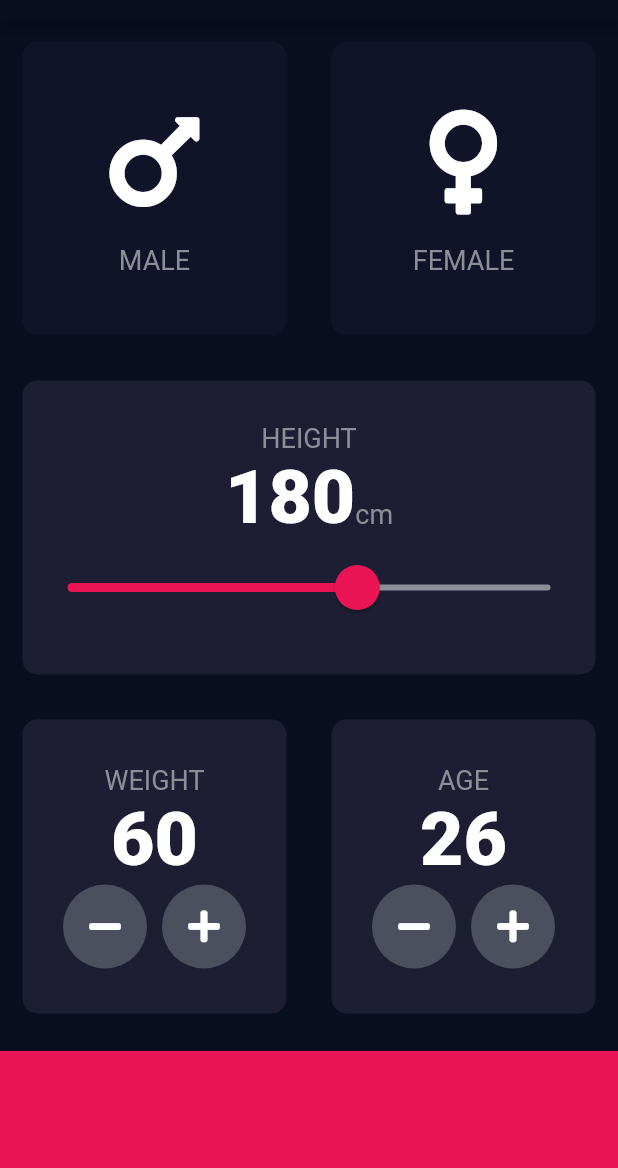
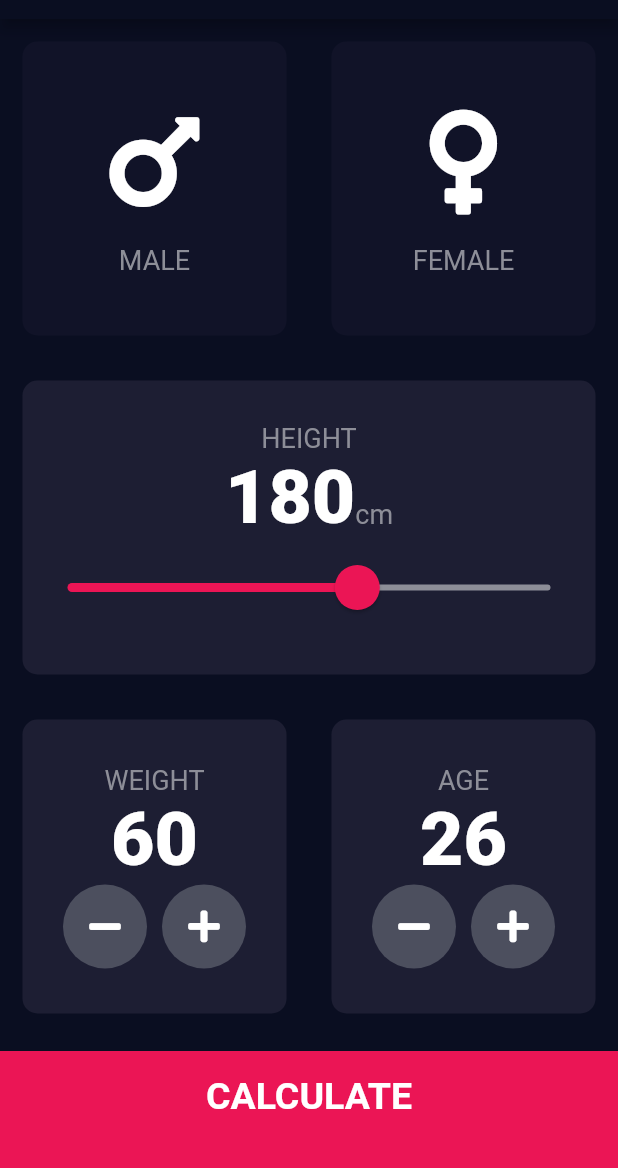
Before and after one commit to henrylong719/flutter_projects, a Flutter app: the screen it shows after launch, on a phone screen of 412 x 824 dp, the part 65-1233 px from its top. Run offline on Flutter 3.47's test engine with Material 2 defaults, Android fonts, the phone set to English and light mode, and no system bars; our stand-ins replace audioplayers, font_awesome_flutter, rflutter_alert.

Commit message:
Finish bmi calculator project

```diff
--- /dev/null
+++ b/bmi-calculator-flutter/lib/components/bottom_button.dart
@@ -0,0 +1,28 @@
+import 'package:flutter/material.dart';
+import '../constants.dart';
+
+class BottomButton extends StatelessWidget {
+  BottomButton({@required this.onTap, @required this.buttonTitle});
+
+  final Function onTap;
+  final String buttonTitle;
+  @override
+  Widget build(BuildContext context) {
+    return GestureDetector(
+      onTap: onTap,
+      child: Container(
+        child: Center(
+          child: Text(
+            buttonTitle,
+            style: kLargeButtonTextStyle,
+          ),
+        ),
+        padding: EdgeInsets.only(bottom: 20.0),
+        color: kBottomContainerColour,
+        margin: EdgeInsets.only(top: 10.0),
+        width: double.infinity,
+        height: kBottomContainerHeight,
+      ),
+    );
+  }
+}
--- a/bmi-calculator-flutter/lib/ion_content.dart
+++ b/bmi-calculator-flutter/lib/components/ion_content.dart
@@ -1,5 +1,5 @@
 import 'package:flutter/material.dart';
-import 'constants.dart';
+import '../constants.dart';
 
 class IconContent extends StatelessWidget {
   IconContent({@required this.icon, @required this.label});
--- /dev/null
+++ b/bmi-calculator-flutter/lib/components/round_icon_button.dart
@@ -0,0 +1,19 @@
+import 'package:flutter/material.dart';
+
+class RoundIconButton extends StatelessWidget {
+  RoundIconButton({@required this.icon, @required this.onPress});
+  final IconData icon;
+  final Function onPress;
+  @override
+  Widget build(BuildContext context) {
+    return RawMaterialButton(
+      child: Icon(icon),
+      onPressed: onPress,
+      elevation: 0.0,
+      constraints: BoxConstraints.tightFor(width: 56.0, height: 56.0),
+      shape: CircleBorder(),
+      // shape: RoundedRectangleBorder(borderRadius: BorderRadius.circular(10.0)),
+      fillColor: Color(0xFF4C4F5E),
+    );
+  }
+}
--- a/bmi-calculator-flutter/lib/main.dart
+++ b/bmi-calculator-flutter/lib/main.dart
@@ -1,5 +1,6 @@
 import 'package:flutter/material.dart';
-import 'input_page.dart';
+import 'screens/input_page.dart';
+import 'screens/results_page.dart';
 
 void main() => runApp(BMICalculator());
 
@@ -11,7 +12,14 @@
         primaryColor: Color(0xFF0A0E21),
         scaffoldBackgroundColor: Color(0xFF0A0E21),
       ),
-      home: InputPage(),
+      // home: InputPage(),
+      initialRoute: '/',
+      routes: {
+        // When navigating to the "/" route, build the FirstScreen widget.
+        '/': (context) => InputPage(),
+        // When navigating to the "/second" route, build the SecondScreen widget.
+        '/result': (context) => ResultsPage(),
+      },
     );
   }
 }
--- a/bmi-calculator-flutter/lib/input_page.dart
+++ b/bmi-calculator-flutter/lib/screens/input_page.dart
@@ -1,8 +1,13 @@
+import 'package:bmi_calculator/calculator_brain.dart';
+import 'package:bmi_calculator/screens/results_page.dart';
 import 'package:flutter/material.dart';
 import 'package:font_awesome_flutter/font_awesome_flutter.dart';
-import 'reusable_card.dart';
-import 'ion_content.dart';
-import 'constants.dart';
+import '../components/reusable_card.dart';
+import '../components/ion_content.dart';
+import '../constants.dart';
+import '../components/bottom_button.dart';
+import '../components/round_icon_button.dart';
+import 'package:bmi_calculator/calculator_brain.dart';
 
 enum Gender { male, female }
 
@@ -196,31 +201,25 @@
                 ],
               ),
             ),
-            Container(
-              color: kBottomContainerColour,
-              margin: EdgeInsets.only(top: 10.0),
-              width: double.infinity,
-              height: kBottomContainerHeight,
+            BottomButton(
+              onTap: () {
+                CalculatorBrain calc =
+                    CalculatorBrain(height: height, weight: weight);
+
+                Navigator.push(
+                  context,
+                  MaterialPageRoute(
+                      builder: (context) => ResultsPage(
+                            bmiResult: calc.calculateBMI(),
+                            resultText: calc.getResult(),
+                            interpretation: calc.getInterpretation(),
+                          )),
+                );
+              },
+              buttonTitle: 'CALCULATE',
             )
           ],
         ));
   }
 }
-
-class RoundIconButton extends StatelessWidget {
-  RoundIconButton({@required this.icon, @required this.onPress});
-  final IconData icon;
-  final Function onPress;
-  @override
-  Widget build(BuildContext context) {
-    return RawMaterialButton(
-      child: Icon(icon),
-      onPressed: onPress,
-      elevation: 0.0,
-      constraints: BoxConstraints.tightFor(width: 56.0, height: 56.0),
-      shape: CircleBorder(),
-      // shape: RoundedRectangleBorder(borderRadius: BorderRadius.circular(10.0)),
-      fillColor: Color(0xFF4C4F5E),
-    );
-  }
-}
+// Navigator.pushNamed(context, '/result');
```
Also changed, not shown: bmi-calculator-flutter/lib/calculator_brain.dart (added, +35 -0 lines), bmi-calculator-flutter/lib/constants.dart (+25 -0 lines), bmi-calculator-flutter/lib/screens/results_page.dart (added, +72 -0 lines), bmi-calculator-flutter/lib/components/reusable_card.dart (renamed from bmi-calculator-flutter/lib/reusable_card.dart).
